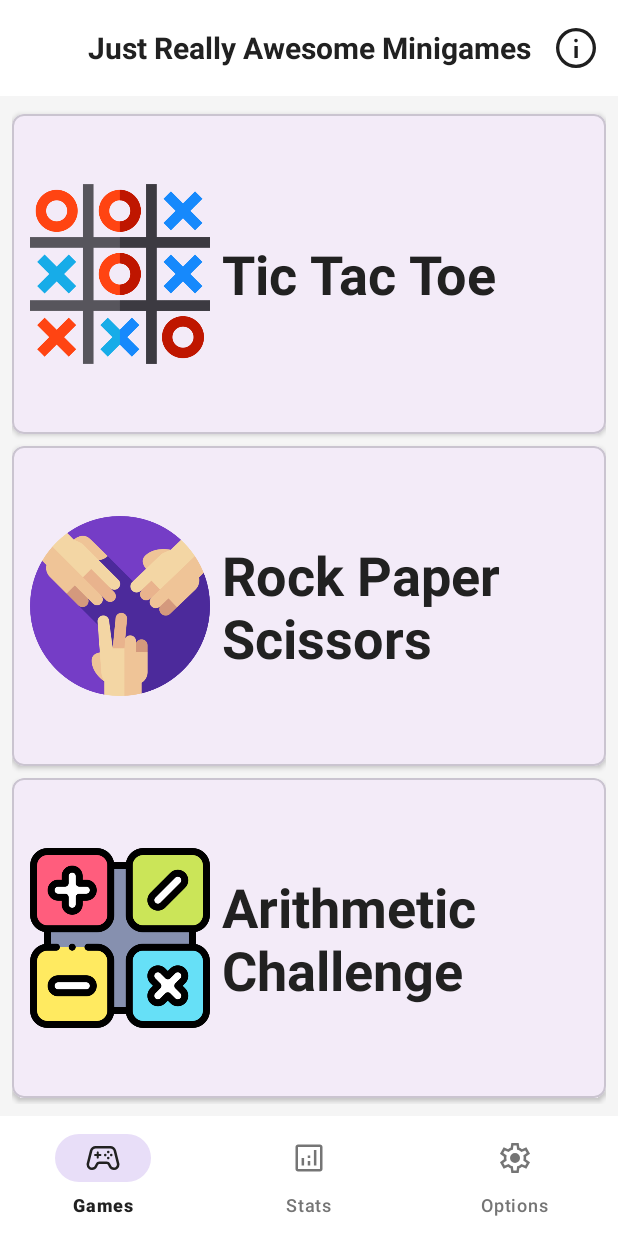
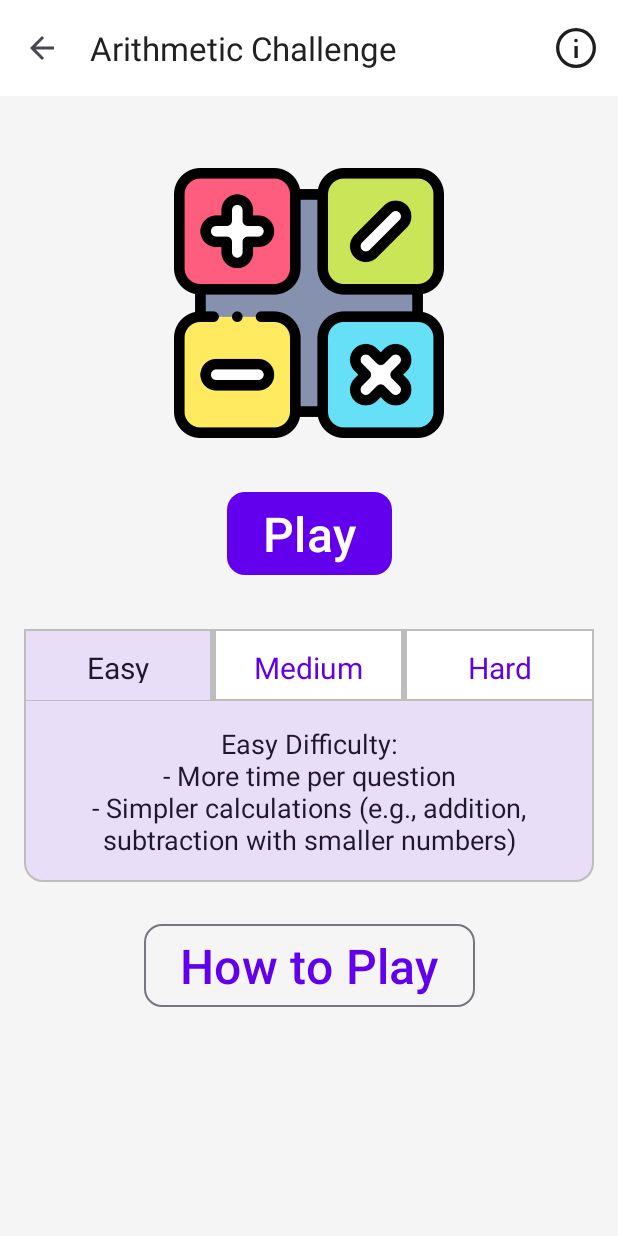
Before and after one commit to aelementj/JARM, an Android app: the screen it shows after launch (MainActivity before the commit, ArithmeticChallengeActivity after it), after a tap on "Arithmetic Challenge", on a phone screen of 412 x 824 dp. Run offline under Robolectric (Android 15) with nearby library versions, the phone set to English and light mode, and no system bars.

Commit message:
Start Page of Arithmetic Challenge

```diff
--- /dev/null
+++ b/app/src/main/java/com/example/jarm/ArithmeticChallengeActivity.java
@@ -0,0 +1,130 @@
+package com.example.jarm;
+
+import android.graphics.drawable.Drawable;
+import android.os.Bundle;
+import android.view.Menu;
+import android.view.MenuInflater;
+import android.view.MenuItem;
+import android.view.View;
+import android.widget.TextView;
+import android.widget.Toast;
+import androidx.appcompat.app.AppCompatActivity;
+import androidx.appcompat.widget.Toolbar;
+import androidx.core.content.ContextCompat;
+
+import com.example.jarm.databinding.ActivityArithmeticChallengeBinding;
+
+import java.util.ArrayList;
+import java.util.List;
+
+public class ArithmeticChallengeActivity extends AppCompatActivity implements View.OnClickListener {
+
+    private ActivityArithmeticChallengeBinding binding;
+    private String selectedDifficulty = "Easy";
+
+    private TextView selectedGridItemView; // Renamed for clarity
+    private List<TextView> gridItemViews; // Renamed for clarity
+
+    private Drawable defaultGridItemBackground;
+    private Drawable selectedGridItemBackgroundConnected; // New drawable for selected state
+
+    @Override
+    protected void onCreate(Bundle savedInstanceState) {
+        super.onCreate(savedInstanceState);
+        binding = ActivityArithmeticChallengeBinding.inflate(getLayoutInflater());
+        setContentView(binding.getRoot());
+
+        Toolbar toolbar = binding.toolbarArithmeticChallenge;
+        setSupportActionBar(toolbar);
+
+        if (getSupportActionBar() != null) {
+            getSupportActionBar().setDisplayHomeAsUpEnabled(true);
+            getSupportActionBar().setDisplayShowHomeEnabled(true);
+        }
+
+        // Load drawables
+        defaultGridItemBackground = ContextCompat.getDrawable(this, R.drawable.bg_grid_difficulty_item_default);
+        selectedGridItemBackgroundConnected = ContextCompat.getDrawable(this, R.drawable.bg_grid_difficulty_item_selected);
+
+        gridItemViews = new ArrayList<>();
+        gridItemViews.add(binding.gridItemEasy);
+        gridItemViews.add(binding.gridItemMedium);
+        gridItemViews.add(binding.gridItemHard);
+
+        for (TextView item : gridItemViews) {
+            item.setOnClickListener(this);
+        }
+
+        // Set initial selection
+        if (!gridItemViews.isEmpty()) {
+            updateSelectedGridItemUI(binding.gridItemEasy); // Default to Easy
+            updateModifierText(binding.gridItemEasy.getId());
+        }
+
+
+        binding.buttonPlayArithmetic.setOnClickListener(view -> {
+            Toast.makeText(ArithmeticChallengeActivity.this, "Play button clicked! Difficulty: " + selectedDifficulty, Toast.LENGTH_SHORT).show();
+        });
+
+        binding.buttonHowToPlayArithmetic.setOnClickListener(view -> {
+            Toast.makeText(ArithmeticChallengeActivity.this, "How to Play button clicked!", Toast.LENGTH_SHORT).show();
+        });
+    }
+
+    @Override
+    public void onClick(View v) {
+        if (v instanceof TextView && gridItemViews.contains(v)) {
+            updateSelectedGridItemUI((TextView) v);
+            updateModifierText(v.getId());
+        }
+    }
+
+    private void updateSelectedGridItemUI(TextView newlySelectedTextView) {
+        for (TextView item : gridItemViews) {
+            if (item == newlySelectedTextView) {
+                // Apply selected state
+                item.setBackground(selectedGridItemBackgroundConnected);
+                item.setTextColor(ContextCompat.getColor(this, R.color.grid_item_text_selected_color));
+            } else {
+                // Apply default/unselected state
+                item.setBackground(defaultGridItemBackground);
+                item.setTextColor(ContextCompat.getColor(this, R.color.grid_item_text_default_color));
+            }
+        }
+        this.selectedGridItemView = newlySelectedTextView; // Keep track of the selected view
+    }
+
+
+    private void updateModifierText(int selectedItemId) {
+        if (selectedItemId == R.id.grid_item_easy) {
+            selectedDifficulty = getString(R.string.difficulty_easy);
+            binding.textviewDifficultyModifiers.setText(getString(R.string.modifiers_easy_placeholder));
+        } else if (selectedItemId == R.id.grid_item_medium) {
+            selectedDifficulty = getString(R.string.difficulty_medium);
+            binding.textviewDifficultyModifiers.setText(getString(R.string.modifiers_medium_placeholder));
+        } else if (selectedItemId == R.id.grid_item_hard) {
+            selectedDifficulty = getString(R.string.difficulty_hard);
+            binding.textviewDifficultyModifiers.setText(getString(R.string.modifiers_hard_placeholder));
+        }
+    }
+
+    @Override
+    public boolean onCreateOptionsMenu(Menu menu) {
+        MenuInflater inflater = getMenuInflater();
+        inflater.inflate(R.menu.menu_arithmetic_challenge, menu);
+        return true;
+    }
+
+    @Override
+    public boolean onOptionsItemSelected(MenuItem item) {
+        int itemId = item.getItemId();
+        if (itemId == android.R.id.home) {
+            finish();
+            return true;
+        } else if (itemId == R.id.action_help_arithmetic) {
+            Toast.makeText(this, "Help for Arithmetic Challenge clicked!", Toast.LENGTH_SHORT).show();
+            return true;
+        }
+        return super.onOptionsItemSelected(item);
+    }
+}
--- a/app/src/main/java/com/example/jarm/MainActivity.java
+++ b/app/src/main/java/com/example/jarm/MainActivity.java
@@ -9,6 +9,7 @@ import androidx.activity.EdgeToEdge;
 import androidx.core.graphics.Insets;
 import androidx.core.view.ViewCompat;
 import androidx.core.view.WindowInsetsCompat;
+import android.content.Intent;
 
 import com.example.jarm.databinding.ActivityMainBinding; // Make sure this matches your package and XML name
 
@@ -82,10 +83,9 @@ public class MainActivity extends AppCompatActivity {
         // Arithmetic Challenge Card
         if (binding.cardCompactArithmetic != null) {
             binding.cardCompactArithmetic.setOnClickListener(view -> {
-                Toast.makeText(MainActivity.this, "Arithmetic Challenge tapped!", Toast.LENGTH_SHORT).show();
-                // TODO: Create and launch ArithmeticChallengeActivity
-                // Intent intent = new Intent(MainActivity.this, ArithmeticChallengeActivity.class);
-                // startActivity(intent);
+                // Launch ArithmeticChallengeActivity
+                Intent intent = new Intent(MainActivity.this, ArithmeticChallengeActivity.class);
+                startActivity(intent);
             });
 
             binding.cardCompactArithmetic.setOnLongClickListener(view -> {
--- /dev/null
+++ b/app/src/main/res/color/difficulty_button_background_tint_selector.xml
@@ -0,0 +1,5 @@
+<?xml version="1.0" encoding="utf-8"?>
+<selector xmlns:android="http://schemas.android.com/apk/res/android">
+    <item android:state_checked="true" android:color="@color/difficulty_active_panel_bg" />
+    <item android:color="@android:color/transparent" /> <!-- Default for OutlinedButton -->
+</selector>
--- /dev/null
+++ b/app/src/main/res/color/difficulty_button_stroke_color_selector.xml
@@ -0,0 +1,7 @@
+<?xml version="1.0" encoding="utf-8"?>
+<selector xmlns:android="http://schemas.android.com/apk/res/android">
+    <!-- When checked, make stroke color same as the active panel background -->
+    <item android:state_checked="true" android:color="@color/difficulty_active_panel_bg" />
+    <!-- Default stroke color for unchecked (outlined) state -->
+    <item android:color="?attr/colorOutline" />
+</selector>
--- /dev/null
+++ b/app/src/main/res/color/difficulty_button_text_color_selector.xml
@@ -0,0 +1,5 @@
+<?xml version="1.0" encoding="utf-8"?>
+<selector xmlns:android="http://schemas.android.com/apk/res/android">
+    <item android:state_checked="true" android:color="@color/difficulty_button_text_selected" />
+    <item android:color="@color/difficulty_button_text_unselected" />
+</selector>
--- /dev/null
+++ b/app/src/main/res/drawable/bg_difficulty_modifier_container.xml
@@ -0,0 +1,7 @@
+<?xml version="1.0" encoding="utf-8"?>
+<shape xmlns:android="http://schemas.android.com/apk/res/android"
+    android:shape="rectangle">
+    <solid android:color="@color/grey_light_for_container_bg"/>
+    <corners android:radius="8dp"/>
+    <stroke android:width="1dp" android:color="@color/text_secondary_dark_faint"/>
+</shape>
--- /dev/null
+++ b/app/src/main/res/drawable/bg_difficulty_modifier_panel_connected.xml
@@ -0,0 +1,10 @@
+<?xml version="1.0" encoding="utf-8"?>
+<shape xmlns:android="http://schemas.android.com/apk/res/android"
+    android:shape="rectangle">
+    <solid android:color="@color/difficulty_active_panel_bg"/>
+    <corners
+        android:topLeftRadius="0dp"
+        android:topRightRadius="0dp"
+        android:bottomLeftRadius="@dimen/difficulty_panel_corner_radius"
+        android:bottomRightRadius="@dimen/difficulty_panel_corner_radius" />
+</shape>
--- /dev/null
+++ b/app/src/main/res/drawable/bg_grid_difficulty_item_default.xml
@@ -0,0 +1,18 @@
+<?xml version="1.0" encoding="utf-8"?>
+<layer-list xmlns:android="http://schemas.android.com/apk/res/android">
+    <!-- Background color -->
+    <item>
+        <shape android:shape="rectangle">
+            <solid android:color="@color/grid_item_default_bg" />
+        </shape>
+    </item>
+    <!-- Border (all sides) -->
+    <item>
+        <shape android:shape="rectangle">
+            <solid android:color="@android:color/transparent" />
+            <stroke
+                android:width="@dimen/grid_item_border_width"
+                android:color="@color/panel_border_color" />
+        </shape>
+    </item>
+</layer-list>
--- /dev/null
+++ b/app/src/main/res/drawable/bg_grid_difficulty_item_selected.xml
@@ -0,0 +1,49 @@
+<?xml version="1.0" encoding="utf-8"?>
+<layer-list xmlns:android="http://schemas.android.com/apk/res/android">
+    <!-- Solid Background Color (same as the main panel's content area) -->
+    <item>
+        <shape android:shape="rectangle">
+            <solid android:color="@color/grid_item_selected_bg" />
+        </shape>
+    </item>
+
+    <!-- Top Border -->
+    <item
+        android:left="-1dp"
+        android:right="-1dp"
+        android:bottom="-1dp"> <!-- Effectively hide other borders for this shape -->
+        <shape android:shape="rectangle">
+            <solid android:color="@android:color/transparent" />
+            <stroke
+                android:width="@dimen/grid_item_border_width"
+                android:color="@color/panel_border_color" />
+        </shape>
+    </item>
+
+    <!-- Left Border -->
+    <item
+        android:top="-1dp"
+        android:right="-1dp"
+        android:bottom="-1dp">
+        <shape android:shape="rectangle">
+            <solid android:color="@android:color/transparent" />
+            <stroke
+                android:width="@dimen/grid_item_border_width"
+                android:color="@color/panel_border_color" />
+        </shape>
+    </item>
+
+    <!-- Right Border -->
+    <item
+        android:top="-1dp"
+        android:left="-1dp"
+        android:bottom="-1dp">
+        <shape android:shape="rectangle">
+            <solid android:color="@android:color/transparent" />
+            <stroke
+                android:width="@dimen/grid_item_border_width"
+                android:color="@color/panel_border_color" />
+        </shape>
+    </item>
+    <!-- NO BOTTOM BORDER IS DRAWN FOR THIS LAYER-LIST -->
+</layer-list>
--- /dev/null
+++ b/app/src/main/res/drawable/bg_main_difficulty_panel.xml
@@ -0,0 +1,9 @@
+<?xml version="1.0" encoding="utf-8"?>
+<shape xmlns:android="http://schemas.android.com/apk/res/android"
+    android:shape="rectangle">
+    <solid android:color="@color/grid_item_selected_bg" /> <!-- Base color of the panel -->
+    <stroke
+        android:width="@dimen/panel_border_width"
+        android:color="@color/panel_border_color" />
+    <corners android:radius="@dimen/difficulty_panel_corner_radius" />
+</shape>
--- /dev/null
+++ b/app/src/main/res/drawable/divider_vertical_for_grid.xml
@@ -0,0 +1,6 @@
+<?xml version="1.0" encoding="utf-8"?>
+<shape xmlns:android="http://schemas.android.com/apk/res/android"
+    android:shape="rectangle">
+    <size android:width="@dimen/grid_item_border_width" />
+    <solid android:color="@color/panel_border_color" />
+</shape>
--- /dev/null
+++ b/app/src/main/res/layout/activity_arithmetic_challenge.xml
@@ -0,0 +1,147 @@
+<?xml version="1.0" encoding="utf-8"?>
+<androidx.constraintlayout.widget.ConstraintLayout
+    xmlns:android="http://schemas.android.com/apk/res/android"
+    xmlns:app="http://schemas.android.com/apk/res-auto"
+    xmlns:tools="http://schemas.android.com/tools"
+    android:layout_width="match_parent"
+    android:layout_height="match_parent"
+    android:background="@color/app_background"
+    tools:context=".ArithmeticChallengeActivity">
+
+    <!-- AppBarLayout remains the same -->
+    <com.google.android.material.appbar.AppBarLayout
+        android:id="@+id/appBarLayoutArithmetic"
+        android:layout_width="match_parent"
+        android:layout_height="wrap_content"
+        android:background="@color/white"
+        app:elevation="0dp"
+        app:layout_constraintTop_toTopOf="parent"
+        app:layout_constraintStart_toStartOf="parent"
+        app:layout_constraintEnd_toEndOf="parent">
+        <com.google.android.material.appbar.MaterialToolbar
+            android:id="@+id/toolbar_arithmetic_challenge"
+            android:layout_width="match_parent"
+            android:layout_height="?attr/actionBarSize"
+            app:title="@string/game_title_arithmetic_toolbar"
+            app:menu="@menu/menu_arithmetic_challenge"
+            app:itemIconTint="@color/text_primary_dark"
+            app:titleTextColor="@color/text_primary_dark" />
+    </com.google.android.material.appbar.AppBarLayout>
+
+    <!-- Icon and Play Button remain the same -->
+    <ImageView
+        android:id="@+id/icon_arithmetic_challenge_main"
+        android:layout_width="@dimen/game_image_height"
+        android:layout_height="@dimen/game_image_height"
+        app:srcCompat="@drawable/img_arithmetic_challenge"
+        android:layout_marginTop="48dp"
+        app:layout_constraintTop_toBottomOf="@id/appBarLayoutArithmetic"
+        app:layout_constraintStart_toStartOf="parent"
+        app:layout_constraintEnd_toEndOf="parent" />
+    <Button
+        android:id="@+id/button_play_arithmetic"
+        android:layout_width="wrap_content"
+        android:layout_height="wrap_content"
+        android:textSize="@dimen/arithmetic_text_size_button"
+        android:text="@string/button_play_arithmetic"
+        app:cornerRadius="@dimen/action_button_corner_radius"
+        android:layout_marginTop="32dp"
+        app:layout_constraintTop_toBottomOf="@id/icon_arithmetic_challenge_main"
+        app:layout_constraintStart_toStartOf="parent"
+        app:layout_constraintEnd_toEndOf="parent" />
+
+    <!-- Main Difficulty Panel (LinearLayout for vertical stacking) -->
+    <LinearLayout
+        android:id="@+id/panel_difficulty_container"
+        android:layout_width="0dp"
+        android:layout_height="wrap_content"
+        android:orientation="vertical"
+        android:background="@drawable/bg_main_difficulty_panel"
+        android:layout_marginTop="32dp"
+        android:layout_marginStart="@dimen/spacing_large"
+        android:layout_marginEnd="@dimen/spacing_large"
+        app:layout_constraintTop_toBottomOf="@id/button_play_arithmetic"
+        app:layout_constraintStart_toStartOf="parent"
+        app:layout_constraintEnd_toEndOf="parent">
+
+        <!-- Horizontal LinearLayout for the 3 Grid Items -->
+        <LinearLayout
+            android:id="@+id/grid_difficulty_selector_container"
+            android:layout_width="match_parent"
+            android:layout_height="wrap_content"
+            android:orientation="horizontal"
+            android:weightSum="3"
+            android:divider="@drawable/divider_vertical_for_grid"
+        android:showDividers="middle">
+
+        <TextView
+            android:id="@+id/grid_item_easy"
+            android:layout_width="0dp"
+            android:layout_height="@dimen/grid_item_height"
+            android:layout_weight="1"
+            android:text="@string/difficulty_easy"
+            android:gravity="center"
+            android:padding="@dimen/grid_item_padding"
+            android:textSize="20dp"
+            android:background="@drawable/bg_grid_difficulty_item_default"
+            android:textColor="@color/grid_item_text_default_color"
+            android:clickable="true"
+            android:focusable="true"/>
+
+        <TextView
+            android:id="@+id/grid_item_medium"
+            android:layout_width="0dp"
+            android:layout_height="@dimen/grid_item_height"
+            android:layout_weight="1"
+            android:text="@string/difficulty_medium"
+            android:gravity="center"
+            android:textSize="20dp"
+            android:padding="@dimen/grid_item_padding"
+            android:background="@drawable/bg_grid_difficulty_item_default"
+            android:textColor="@color/grid_item_text_default_color"
+            android:clickable="true"
+            android:focusable="true"/>
+
+        <TextView
+            android:id="@+id/grid_item_hard"
+            android:layout_width="0dp"
+            android:layout_height="@dimen/grid_item_height"
+            android:layout_weight="1"
+            android:text="@string/difficulty_hard"
+            android:gravity="center"
+            android:textSize="20dp"
+            android:padding="@dimen/grid_item_padding"
+            android:background="@drawable/bg_grid_difficulty_item_default"
+            android:textColor="@color/grid_item_text_default_color"
+            android:clickable="true"
+            android:focusable="true"/>
+    </LinearLayout>
+
+    <TextView
+        android:id="@+id/textview_difficulty_modifiers"
+        android:layout_width="match_parent"
+        android:layout_height="wrap_content"
+        android:minHeight="100dp"
+        android:textColor="@color/grid_item_text_selected_color"
+        android:padding="@dimen/spacing_large"
+        android:gravity="center_horizontal|top"
+        android:textSize="18dp"
+        tools:text="@string/modifiers_easy_placeholder" />
+    <!-- No separate background needed here if it should blend with the panel's bg_grid_item_selected_bg -->
+</LinearLayout>
+
+    <!-- How to Play Button remains the same -->
+        <Button
+        android:id="@+id/button_how_to_play_arithmetic"
+        style="@style/Widget.Material3.Button.OutlinedButton"
+        app:cornerRadius="@dimen/action_button_corner_radius"
+        android:layout_width="wrap_content"
+        android:layout_height="wrap_content"
+        android:textSize="@dimen/arithmetic_text_size_button"
+        android:text="@string/button_how_to_play"
+        android:layout_marginTop="24dp"
+        app:layout_constraintTop_toBottomOf="@id/panel_difficulty_container"
+        app:layout_constraintStart_toStartOf="parent"
+        app:layout_constraintEnd_toEndOf="parent"/>
+
+    </androidx.constraintlayout.widget.ConstraintLayout>
--- /dev/null
+++ b/app/src/main/res/menu/menu_arithmetic_challenge.xml
@@ -0,0 +1,10 @@
+<?xml version="1.0" encoding="utf-8"?>
+<menu xmlns:android="http://schemas.android.com/apk/res/android"
+    xmlns:app="http://schemas.android.com/apk/res-auto">
+    <item
+        android:id="@+id/action_help_arithmetic"
+        android:icon="@drawable/ic_help"
+        android:title="@string/content_desc_help_arithmetic"
+        app:showAsAction="ifRoom"
+        android:contentDescription="@string/content_desc_help_arithmetic" />
+</menu>
--- a/app/src/main/res/values/colors.xml
+++ b/app/src/main/res/values/colors.xml
@@ -28,4 +28,22 @@
 
     <color name="grid_line_color">#607D8B</color>
     <color name="grid_cell_background">#FFFFFF</color>
+
+    <color name="grey_light_for_container_bg">#EEEEEE</color>
+    <color name="text_secondary_dark_faint">#BDBDBD</color>
+
+     <color name="difficulty_selected_bg">#E8DEF8</color>
+     <color name="difficulty_selected_text">#1D192B</color>
+     <color name="difficulty_unselected_text">#49454F</color>
+
+    <color name="difficulty_active_panel_bg">#E8DEF8</color> <!-- Light purple, adjust as needed -->
+    <color name="difficulty_button_text_selected">#1D192B</color> <!-- Dark text for light purple bg -->
+    <color name="difficulty_button_text_unselected">?attr/colorPrimary</color> <!-- Or a specific color -->
+    <color name="difficulty_panel_text_color">#1D192B</color> <!-- Text color for the panel content -->
+
+    <color name="panel_border_color">#BDBDBD</color> <!-- Light grey for borders -->
+    <color name="grid_item_selected_bg">#E8DEF8</color> <!-- Same as previous active panel -->
+    <color name="grid_item_default_bg">@color/white</color> <!-- Or your app_background if transparent -->
+    <color name="grid_item_text_selected_color">#1D192B</color>
+    <color name="grid_item_text_default_color">@color/purple_500</color>
 </resources>
--- a/app/src/main/res/values/dimens.xml
+++ b/app/src/main/res/values/dimens.xml
@@ -52,5 +52,15 @@
     <dimen name="action_button_spacing">16dp</dimen>
     <dimen name="action_button_corner_radius">12dp</dimen>
     <dimen name="button_drawable_padding">8dp</dimen>
+    <dimen name="arithmetic_text_size_button">32sp</dimen>
+
+    <dimen name="difficulty_button_corner_radius">8dp</dimen>
+    <dimen name="difficulty_panel_corner_radius">12dp</dimen>
+
+    <dimen name="panel_border_width">1dp</dimen>
+    <dimen name="grid_item_border_width">1dp</dimen>
+    <dimen name="grid_item_padding">12dp</dimen>
+    <dimen name="grid_item_height">48dp</dimen> <!-- Example height -->
+
 
 </resources>
--- a/app/src/main/res/values/strings.xml
+++ b/app/src/main/res/values/strings.xml
@@ -36,4 +36,20 @@
     <string name="tic_tac_toe_cell_desc_prefix">Cell</string>
     <string name="content_desc_help_icon">Help</string>
 
+    <!-- Arithmetic Challenge Game Strings -->
+    <string name="game_title_arithmetic_toolbar">Arithmetic Challenge</string>
+    <string name="button_play_arithmetic">Play</string>
+    <string name="difficulty_label">Select Difficulty:</string>
+    <string name="difficulty_easy">Easy</string>
+    <string name="difficulty_medium">Medium</string>
+    <string name="difficulty_hard">Hard</string>
+    <string name="button_how_to_play">How to Play</string>
+    <string name="content_desc_arithmetic_icon_large">Arithmetic Challenge Game Icon</string>
+    <string name="content_desc_help_arithmetic">Help for Arithmetic Challenge</string>
+
+    <string name="modifiers_easy_placeholder">Easy Difficulty:\n- More time per question\n- Simpler calculations (e.g., addition, subtraction with smaller numbers)</string>
+    <string name="modifiers_medium_placeholder">Medium Difficulty:\n- Standard time per question\n- Mixed operations including multiplication, slightly larger numbers</string>
+    <string name="modifiers_hard_placeholder">Hard Difficulty:\n- Less time per question\n- Complex calculations, division, multi-step problems, larger numbers</string>
+
+
 </resources>
--- a/app/src/main/res/values/styles.xml
+++ b/app/src/main/res/values/styles.xml
@@ -18,4 +18,26 @@
         <item name="android:padding">@dimen/tic_tac_toe_cell_internal_padding</item>
     </style>
 
+
+    <style name="ShapeAppearance.App.DifficultyButton.Checked" parent="ShapeAppearance.Material3.SmallComponent">
+        <item name="cornerFamily">rounded</item>
+        <item name="cornerSizeTopLeft">@dimen/action_button_corner_radius</item>
+        <item name="cornerSizeTopRight">@dimen/action_button_corner_radius</item>
+        <item name="cornerSizeBottomLeft">0dp</item>
+        <item name="cornerSizeBottomRight">0dp</item>
+    </style>
+
+    <style name="ShapeAppearance.App.DifficultyButton.Unchecked" parent="ShapeAppearance.Material3.SmallComponent">
+        <item name="cornerFamily">rounded</item>
+        <item name="cornerSize">@dimen/action_button_corner_radius</item>
+    </style>
+
+    <style name="Widget.App.Button.DifficultyToggle" parent="Widget.Material3.Button.OutlinedButton">
+        <item name="android:textColor">@color/difficulty_button_text_color_selector</item>
+        <item name="backgroundTint">@color/difficulty_button_background_tint_selector</item>
+        <item name="iconTint">@color/difficulty_button_text_color_selector</item>
+        <item name="strokeColor">@color/difficulty_button_stroke_color_selector</item> <!-- ADD THIS LINE -->
+        <!-- The shapeAppearance will be handled programmatically for dynamic corner changes -->
+    </style>
+
 </resources>
```
Also changed, not shown: app/src/main/AndroidManifest.xml (+16 -5 lines).
